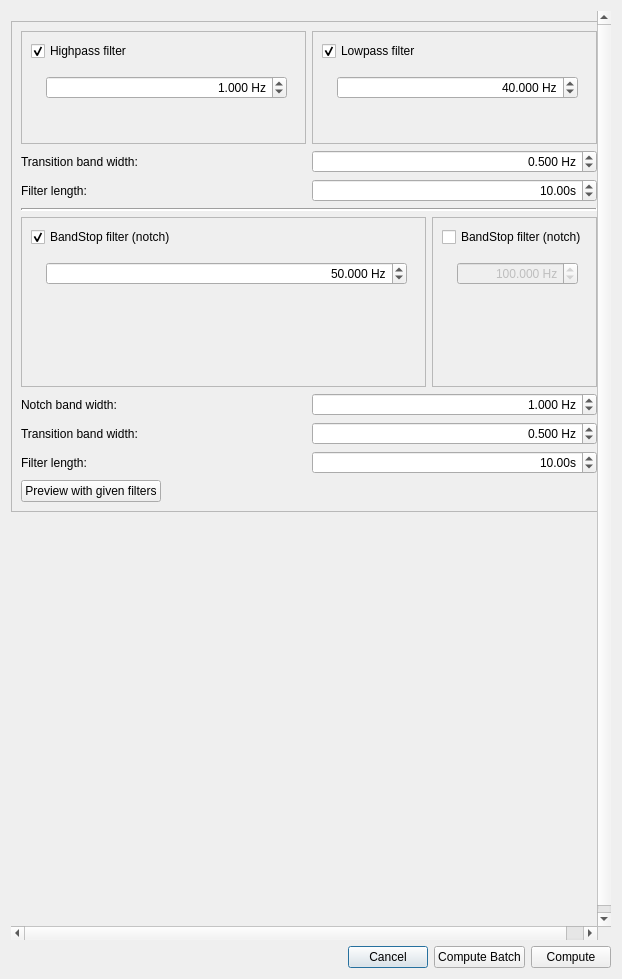
The window that qt4Designer_ui_files/filterDialogUi.ui (cibr-jyu/meggie) describes before a commit, drawn with Qt 5.
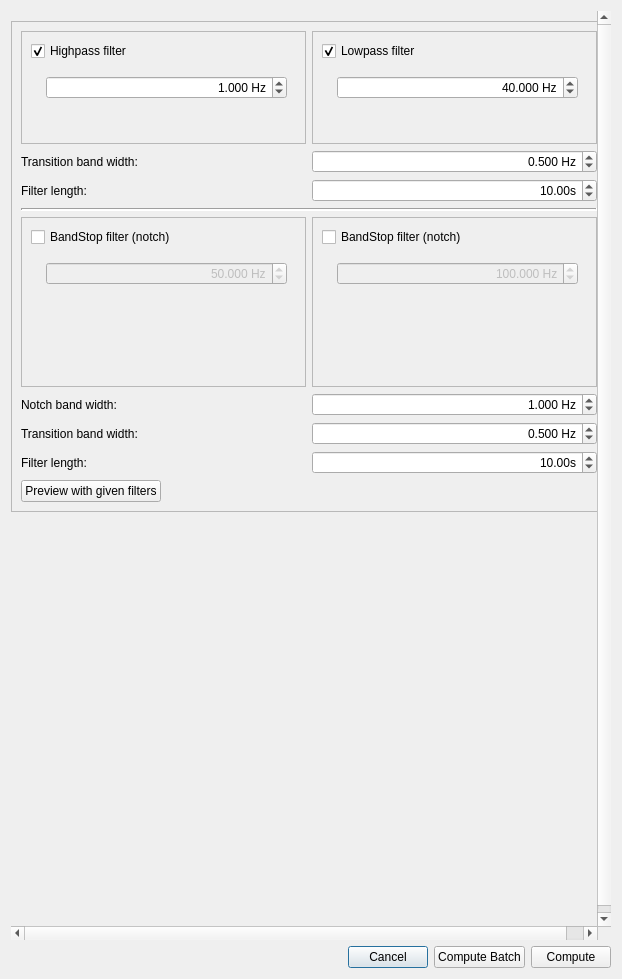
The same window after the commit.

Commit message: Remove notch from filter defaults, clean meggie console log

```diff
--- a/qt4Designer_ui_files/filterDialogUi.ui
+++ b/qt4Designer_ui_files/filterDialogUi.ui
@@ -108,6 +108,12 @@
        <layout class="QGridLayout" name="gridLayout_2">
         <item row="2" column="0">
          <widget class="QFrame" name="frameBandPass">
+          <property name="sizePolicy">
+           <sizepolicy hsizetype="Expanding" vsizetype="Preferred">
+            <horstretch>0</horstretch>
+            <verstretch>0</verstretch>
+           </sizepolicy>
+          </property>
           <property name="frameShape">
            <enum>QFrame::StyledPanel</enum>
           </property>
@@ -132,6 +138,9 @@
               </property>
               <item row="0" column="1">
                <widget class="QDoubleSpinBox" name="doubleSpinBoxBandstopFreq">
+                <property name="enabled">
+                 <bool>false</bool>
+                </property>
                 <property name="alignment">
                  <set>Qt::AlignRight|Qt::AlignTrailing|Qt::AlignVCenter</set>
                 </property>
@@ -161,7 +170,7 @@
               <string>BandStop filter (notch)</string>
              </property>
              <property name="checked">
-              <bool>true</bool>
+              <bool>false</bool>
              </property>
             </widget>
            </item>
@@ -170,6 +179,12 @@
         </item>
         <item row="2" column="1">
          <widget class="QFrame" name="frameBandStop_3">
+          <property name="sizePolicy">
+           <sizepolicy hsizetype="Expanding" vsizetype="Preferred">
+            <horstretch>0</horstretch>
+            <verstretch>0</verstretch>
+           </sizepolicy>
+          </property>
           <property name="frameShape">
            <enum>QFrame::StyledPanel</enum>
           </property>
```
Left out of the diff: 52 changed lines with no effect on the pictures. The commit also changes 7 other files.
